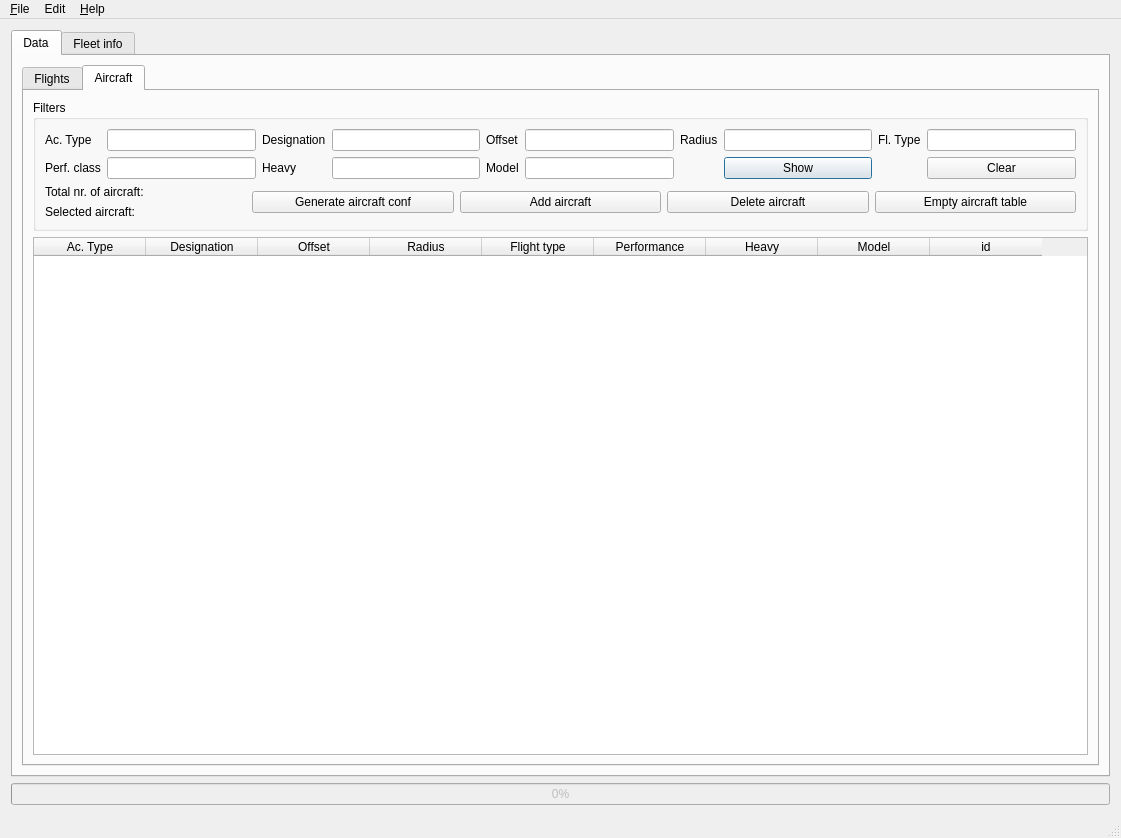
This is ScheduleUi/MainWindow.ui in kantooon/ScheduleViewer as Qt 5 draws it before an edit. The edited form follows.
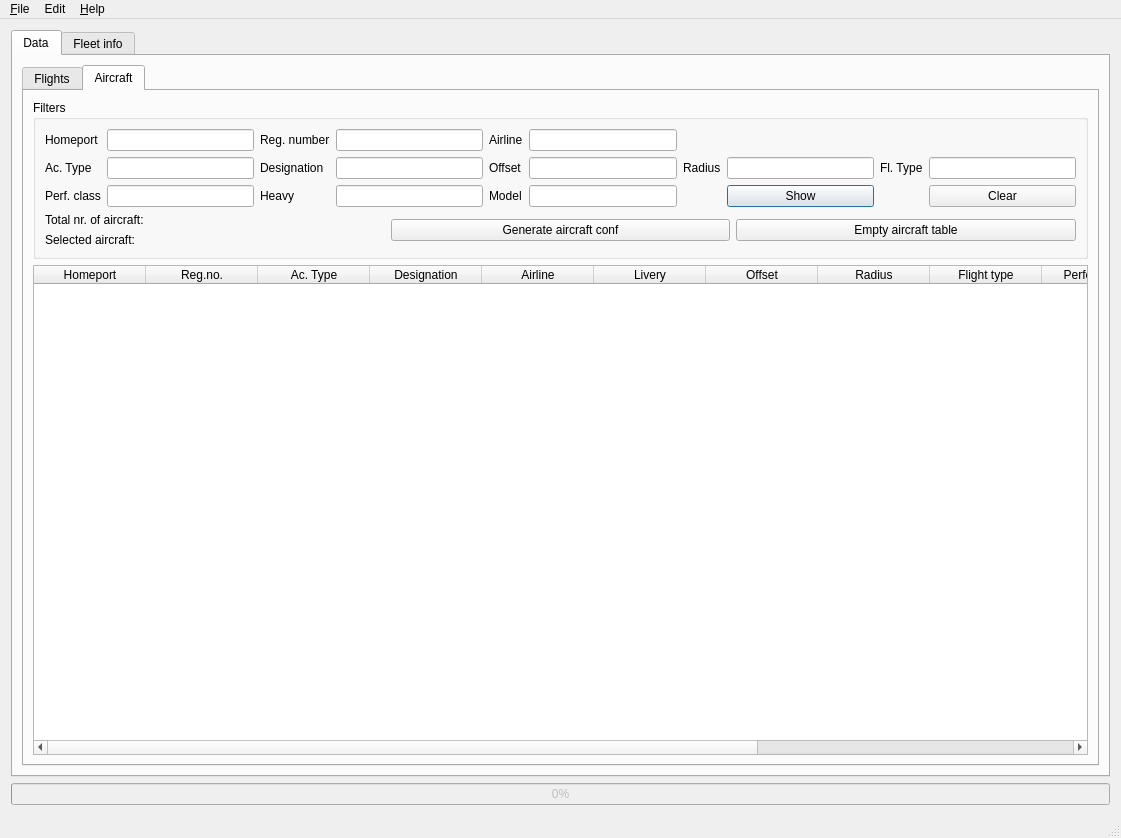
This is the edited form. The open tabs and pages were chosen to show the change. Icons and pictures are not drawn.

```diff
--- a/ScheduleUi/MainWindow.ui
+++ b/ScheduleUi/MainWindow.ui
@@ -420,88 +420,88 @@
                 <layout class="QGridLayout" name="gridLayout_13">
                  <item row="0" column="0">
                   <layout class="QGridLayout" name="gridLayout_8">
-                   <item row="0" column="1">
-                    <widget class="QLineEdit" name="acTypeEdit_aircraft_2"/>
+                   <item row="1" column="1">
+                    <widget class="QLineEdit" name="acTypeEdit_aircraft_fleet"/>
                    </item>
-                   <item row="0" column="0">
+                   <item row="1" column="0">
                     <widget class="QLabel" name="label_37">
                      <property name="text">
                       <string>Ac. Type</string>
                      </property>
                     </widget>
                    </item>
-                   <item row="0" column="2">
+                   <item row="1" column="2">
                     <widget class="QLabel" name="label_38">
                      <property name="text">
                       <string>Designation</string>
                      </property>
                     </widget>
                    </item>
-                   <item row="0" column="3">
-                    <widget class="QLineEdit" name="designationEdit_aircraft_2"/>
+                   <item row="1" column="3">
+                    <widget class="QLineEdit" name="designationEdit_aircraft_fleet"/>
                    </item>
-                   <item row="0" column="4">
+                   <item row="1" column="4">
                     <widget class="QLabel" name="label_39">
                      <property name="text">
                       <string>Offset</string>
                      </property>
                     </widget>
                    </item>
-                   <item row="0" column="5">
-                    <widget class="QLineEdit" name="offsetEdit_aircraft_2"/>
+                   <item row="1" column="5">
+                    <widget class="QLineEdit" name="offsetEdit_aircraft_fleet"/>
                    </item>
-                   <item row="0" column="6">
+                   <item row="1" column="6">
                     <widget class="QLabel" name="label_40">
                      <property name="text">
                       <string>Radius</string>
                      </property>
                     </widget>
                    </item>
-                   <item row="0" column="7">
-                    <widget class="QLineEdit" name="radiusEdit_aircraft_2"/>
+                   <item row="1" column="7">
+                    <widget class="QLineEdit" name="radiusEdit_aircraft_fleet"/>
                    </item>
-                   <item row="0" column="8">
+                   <item row="1" column="8">
                     <widget class="QLabel" name="label_41">
                      <property name="text">
                       <string>Fl. Type</string>
                      </property>
                     </widget>
                    </item>
-                   <item row="0" column="9">
-                    <widget class="QLineEdit" name="flTypeEdit_aircraft_2"/>
+                   <item row="1" column="9">
+                    <widget class="QLineEdit" name="flTypeEdit_aircraft_fleet"/>
                    </item>
-                   <item row="1" column="5">
-                    <widget class="QLineEdit" name="modelEdit_aircraft_2"/>
+                   <item row="2" column="5">
+                    <widget class="QLineEdit" name="modelEdit_aircraft_fleet"/>
                    </item>
-                   <item row="1" column="4">
+                   <item row="2" column="4">
                     <widget class="QLabel" name="label_42">
                      <property name="text">
                       <string>Model</string>
                      </property>
                     </widget>
                    </item>
-                   <item row="1" column="3">
-                    <widget class="QLineEdit" name="heavyEdit_aircraft_2"/>
+                   <item row="2" column="3">
+                    <widget class="QLineEdit" name="heavyEdit_aircraft_fleet"/>
                    </item>
-                   <item row="1" column="2">
+                   <item row="2" column="2">
                     <widget class="QLabel" name="label_43">
                      <property name="text">
                       <string>Heavy</string>
                      </property>
                     </widget>
                    </item>
-                   <item row="1" column="0">
+                   <item row="2" column="0">
                     <widget class="QLabel" name="label_44">
                      <property name="text">
                       <string>Perf. class</string>
                      </property>
                     </widget>
                    </item>
-                   <item row="1" column="1">
-                    <widget class="QLineEdit" name="perfClassEdit_aircraft_2"/>
+                   <item row="2" column="1">
+                    <widget class="QLineEdit" name="perfClassEdit_aircraft_fleet"/>
                    </item>
-                   <item row="1" column="7">
-                    <widget class="QPushButton" name="showButton_aircraft_2">
+                   <item row="2" column="7">
+                    <widget class="QPushButton" name="showButton_aircraft_fleet">
                      <property name="text">
                       <string>Show</string>
                      </property>
@@ -517,8 +517,8 @@
                      </property>
                     </widget>
                    </item>
-                   <item row="1" column="9">
-                    <widget class="QPushButton" name="clearButton_aircraft_2">
+                   <item row="2" column="9">
+                    <widget class="QPushButton" name="clearButton_aircraft_fleet">
                      <property name="text">
                       <string>Clear</string>
                      </property>
@@ -528,6 +528,36 @@
                      </property>
                     </widget>
                    </item>
+                   <item row="0" column="0">
+                    <widget class="QLabel" name="label_21">
+                     <property name="text">
+                      <string>Homeport</string>
+                     </property>
+                    </widget>
+                   </item>
+                   <item row="0" column="1">
+                    <widget class="QLineEdit" name="homeportEdit_aircraft_fleet"/>
+                   </item>
+                   <item row="0" column="2">
+                    <widget class="QLabel" name="label_22">
+                     <property name="text">
+                      <string>Reg. number</string>
+                     </property>
+                    </widget>
+                   </item>
+                   <item row="0" column="3">
+                    <widget class="QLineEdit" name="regEdit_aircraft_fleet"/>
+                   </item>
+                   <item row="0" column="4">
+                    <widget class="QLabel" name="label_23">
+                     <property name="text">
+                      <string>Airline</string>
+                     </property>
+                    </widget>
+                   </item>
+                   <item row="0" column="5">
+                    <widget class="QLineEdit" name="airlineEdit_aircraft_fleet"/>
+                   </item>
                   </layout>
                  </item>
                  <item row="1" column="0">
@@ -572,29 +602,7 @@
                     </widget>
                    </item>
                    <item>
-                    <widget class="QPushButton" name="addAircraftButton_2">
-                     <property name="text">
-                      <string>Add aircraft</string>
-                     </property>
-                     <property name="icon">
-                      <iconset resource="../resources.qrc">
-                       <normaloff>:/icons/icons/document-edit.png</normaloff>:/icons/icons/document-edit.png</iconset>
-                     </property>
-                    </widget>
-                   </item>
-                   <item>
-                    <widget class="QPushButton" name="deleteAircraftButton_2">
-                     <property name="text">
-                      <string>Delete aircraft</string>
-                     </property>
-                     <property name="icon">
-                      <iconset resource="../resources.qrc">
-                       <normaloff>:/icons/icons/application-exit.png</normaloff>:/icons/icons/application-exit.png</iconset>
-                     </property>
-                    </widget>
-                   </item>
-                   <item>
-                    <widget class="QPushButton" name="truncateAircraftButton_2">
+                    <widget class="QPushButton" name="truncateAircraftFleetButton">
                      <property name="text">
                       <string>Empty aircraft table</string>
                      </property>
@@ -644,6 +652,16 @@
                 <attribute name="horizontalHeaderDefaultSectionSize">
                  <number>112</number>
                 </attribute>
+                <column>
+                 <property name="text">
+                  <string>Homeport</string>
+                 </property>
+                </column>
+                <column>
+                 <property name="text">
+                  <string>Reg.no.</string>
+                 </property>
+                </column>
                 <column>
                  <property name="text">
                   <string>Ac. Type</string>
@@ -654,6 +672,16 @@
                   <string>Designation</string>
                  </property>
                 </column>
+                <column>
+                 <property name="text">
+                  <string>Airline</string>
+                 </property>
+                </column>
+                <column>
+                 <property name="text">
+                  <string>Livery</string>
+                 </property>
+                </column>
                 <column>
                  <property name="text">
                   <string>Offset</string>
```
Left out of the diff: 6 changed lines with no effect on the pictures.
